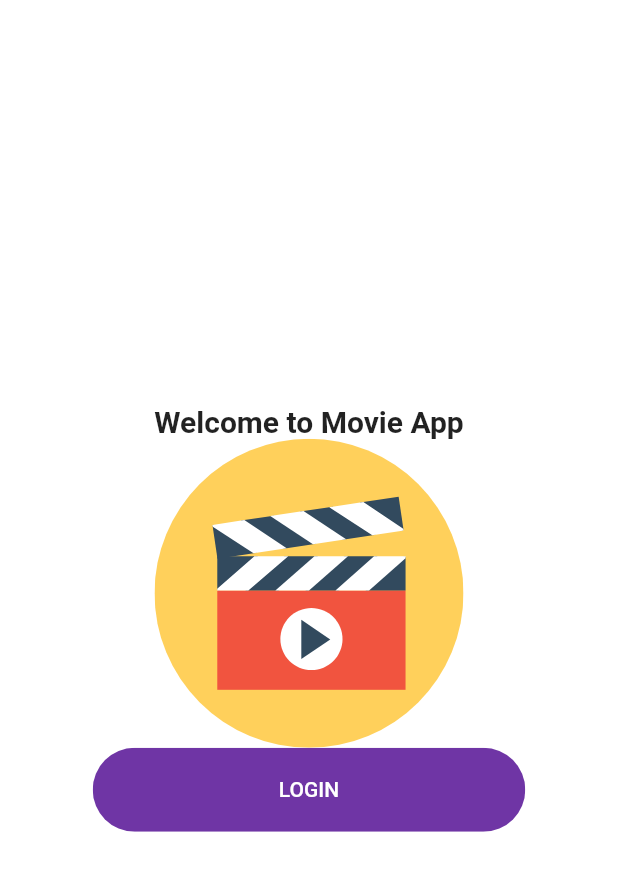
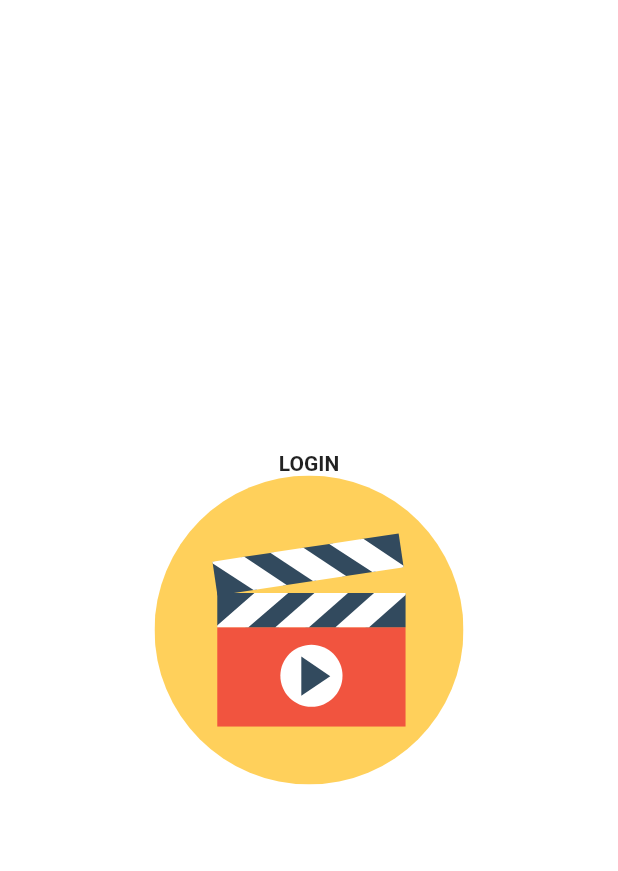
Before and after one commit to IustinianPetrariu/Movie_app, a Flutter app: the screen it shows after launch, after a tap on "LOGIN", on a phone screen of 412 x 824 dp. Shown: the top 871 px of the screen. Run offline on Flutter 3.47's test engine with Material 2 defaults, Android fonts, the phone set to English and light mode, and no system bars; our stand-ins replace flutter_svg.

Commit message:
working on login

```diff
--- /dev/null
+++ b/movieapp/lib/Screens/Login/components/background.dart
@@ -0,0 +1,24 @@
+import 'package:flutter/material.dart';
+
+class Background extends StatelessWidget {
+  final Widget child;
+  const Background({
+    Key? key,
+    required this.child,
+  }) : super(key: key);
+
+  @override
+  Widget build(BuildContext context) {
+    Size size = MediaQuery.of(context).size;
+    return Container(
+      width: double.infinity,
+      height: size.height,
+      child: Stack(
+        alignment: Alignment.center,
+        children: <Widget>[
+          child,
+        ],
+      ),
+    );
+  }
+}
--- /dev/null
+++ b/movieapp/lib/Screens/Login/components/body.dart
@@ -0,0 +1,30 @@
+import 'package:flutter/material.dart';
+import 'package:flutter_svg/flutter_svg.dart';
+
+import 'background.dart';
+
+class Body extends StatelessWidget {
+  const Body({
+    Key? key,
+  }) : super(key: key);
+
+  @override
+  Widget build(BuildContext context) {
+    Size size = MediaQuery.of(context).size;
+    return Background(
+      child: Column(
+        mainAxisAlignment: MainAxisAlignment.center,
+        children: <Widget>[
+          const Text(
+            'LOGIN',
+            style: TextStyle(fontWeight: FontWeight.bold),
+          ),
+          SvgPicture.asset(
+            'assets/icons/movie-player.svg',
+            height: size.height * 0.25,
+          ),
+        ],
+      ),
+    );
+  }
+}
--- /dev/null
+++ b/movieapp/lib/Screens/Login/login_screen.dart
@@ -0,0 +1,13 @@
+import 'package:flutter/material.dart';
+
+import 'components/body.dart';
+
+class LoginScreen extends StatelessWidget {
+  @override
+  Widget build(BuildContext context) {
+    Size size = MediaQuery.of(context).size;
+    return const Scaffold(
+      body: Body(),
+    );
+  }
+}
--- a/movieapp/lib/Screens/Welcome/components/body.dart
+++ b/movieapp/lib/Screens/Welcome/components/body.dart
@@ -1,7 +1,8 @@
 import 'package:flutter/material.dart';
 import 'package:flutter_svg/flutter_svg.dart';
 import 'package:movieapp/constants.dart';
-
+import '../../../components/rounded_button.dart';
+import '../../Login/login_screen.dart';
 import 'background.dart';
 
 class Body extends StatelessWidget {
@@ -10,6 +11,7 @@ class Body extends StatelessWidget {
     // provide width and height size of our screen
     Size size = MediaQuery.of(context).size;
     return Background(
+      child: SingleChildScrollView(
         child: Column(
             mainAxisAlignment: MainAxisAlignment.center,
             children: <Widget>[
@@ -17,47 +19,32 @@ class Body extends StatelessWidget {
                 "Welcome to Movie App",
                 style: TextStyle(fontWeight: FontWeight.bold, fontSize: 20),
               ),
+              SizedBox(height: size.height * 0.05),
               SvgPicture.asset(
                 "assets/icons/movie-player.svg",
                 height: size.height * 0.25,
               ),
+              SizedBox(height: size.height * 0.05),
               RoundedButton(
                 text: "LOGIN",
+                press: () {
+                  Navigator.push(
+                    context,
+                    MaterialPageRoute(
+                      builder: (context) {
+                        return LoginScreen();
+                      },
+                    ),
+                  );
+                },
+              ),
+              RoundedButton(
+                text: "REGISTER",
+                color: kPrimaryLightColor,
+                textColor: Colors.black,
                 press: () {},
-            )
+              ),
             ]),
-    );
-  }
-}
-
-class RoundedButton extends StatelessWidget {
-  final String text;
-  final void Function() press;
-  final Color color, textColor;
-  const RoundedButton({
-    Key? key,
-    required this.text,
-    required this.press,
-    this.color = kPrimaryColor,
-    this.textColor = Colors.white,
-  }) : super(key: key);
-
-  @override
-  Widget build(BuildContext context) {
-    Size size = MediaQuery.of(context).size;
-    return Container(
-      width: size.width * 0.7,
-      child: ClipRRect(
-        borderRadius: BorderRadius.circular(29),
-        child: FlatButton(
-          padding: EdgeInsets.symmetric(vertical: 20, horizontal: 40),
-          color: kPrimaryColor,
-          onPressed: press,
-          child: Text(
-            text,
-            style: TextStyle(color: textColor),
-          ),
-        ),
       ),
     );
   }
--- /dev/null
+++ b/movieapp/lib/components/rounded_button.dart
@@ -0,0 +1,36 @@
+import 'package:flutter/material.dart';
+import '../constants.dart';
+
+class RoundedButton extends StatelessWidget {
+  final String text;
+  final void Function() press;
+  final Color color, textColor;
+  const RoundedButton({
+    Key? key,
+    required this.text,
+    required this.press,
+    this.color = kPrimaryColor,
+    this.textColor = Colors.white,
+  }) : super(key: key);
+
+  @override
+  Widget build(BuildContext context) {
+    Size size = MediaQuery.of(context).size;
+    return Container(
+      margin: const EdgeInsets.symmetric(vertical: 10),
+      width: size.width * 0.7,
+      child: ClipRRect(
+        borderRadius: BorderRadius.circular(29),
+        child: FlatButton(
+          padding: const EdgeInsets.symmetric(vertical: 20, horizontal: 40),
+          color: color,
+          onPressed: press,
+          child: Text(
+            text,
+            style: TextStyle(color: textColor),
+          ),
+        ),
+      ),
+    );
+  }
+}
```
Also changed, not shown: movieapp/assets/icons/login-image.svg (added), movieapp/assets/icons/login.svg (added), movieapp/assets/icons/login1.svg (added), movieapp/assets/icons/login2.svg (added). Lines whose indentation alone changed are shown as unchanged.
